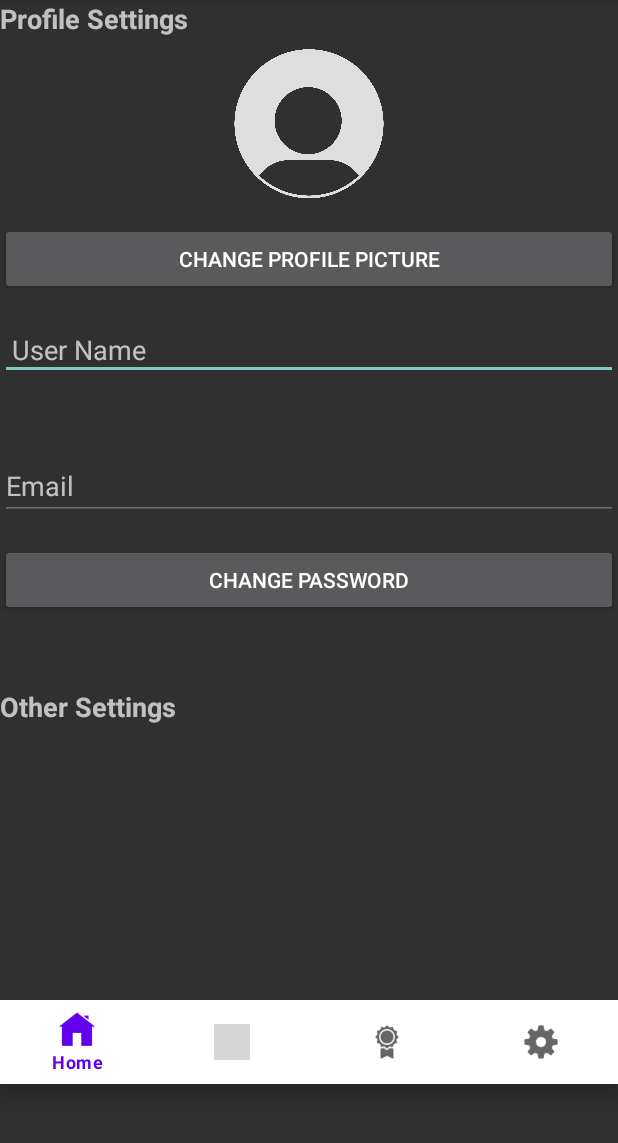
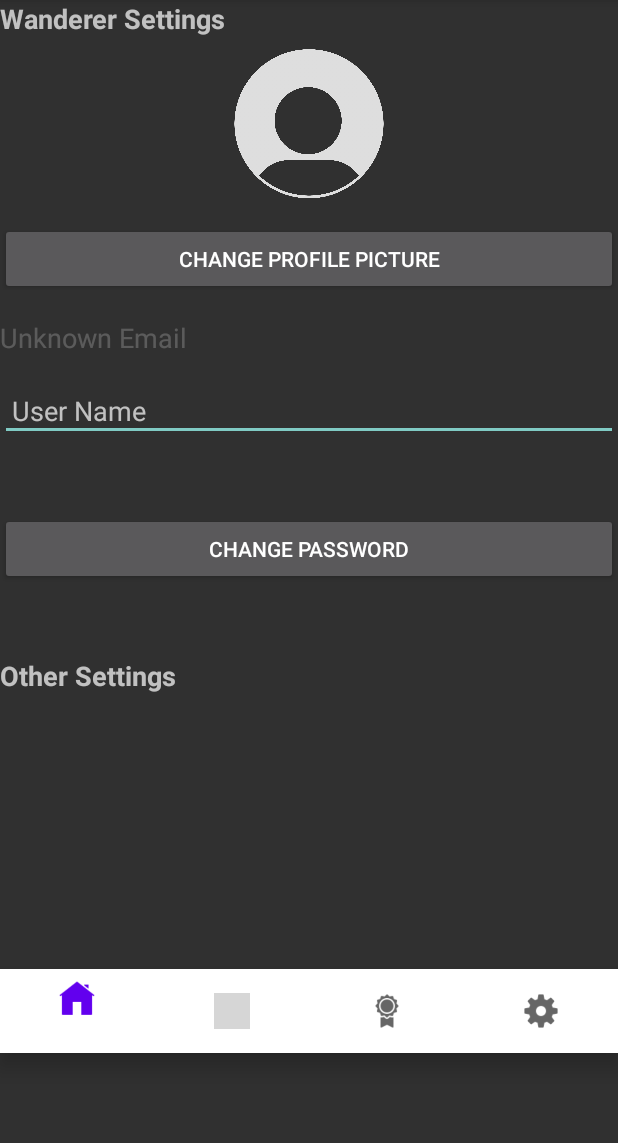
Before and after one commit to jaylinsg/WanderWord_AndroidApp, an Android app: the SettingsActivity screen opened directly, with no data from a screen before it, on a phone screen of 412 x 824 dp, the part 84-1227 px from its top. Run offline under Robolectric (Android 15) with nearby library versions, the phone set to English and light mode, and no system bars; grey boxes are pictures that could not be loaded.

Commit message:
SettingsActivity reflects current user email

```diff
--- a/app/src/main/java/com/bignerdranch/android/wanderword/DatabaseHelper.kt
+++ b/app/src/main/java/com/bignerdranch/android/wanderword/DatabaseHelper.kt
@@ -14,14 +14,12 @@ class DatabaseHelper(context: Context) : SQLiteOpenHelper(context, DATABASE_NAME
 
         const val TABLE_USERS = "users"
         const val COLUMN_ID = "id"
-        const val COLUMN_USERNAME = "username"
         const val COLUMN_EMAIL = "email"
         const val COLUMN_PASSWORD = "password"
 
         // SQL query to create the Users table
         const val CREATE_USERS_TABLE = "CREATE TABLE $TABLE_USERS (" +
                 "$COLUMN_ID INTEGER PRIMARY KEY AUTOINCREMENT," +
-                "$COLUMN_USERNAME TEXT," +
                 "$COLUMN_EMAIL TEXT," +
                 "$COLUMN_PASSWORD TEXT)"
     }
@@ -36,15 +34,19 @@ class DatabaseHelper(context: Context) : SQLiteOpenHelper(context, DATABASE_NAME
         // Handle upgrades, e.g., alter table structure or migrate data
     }
 
-    fun insertUser(username: String, email: String, password: String) {
+    fun insertUser(email: String, password: String): Long {
         val db = writableDatabase
         val values = ContentValues().apply {
-            put(COLUMN_USERNAME, username)
             put(COLUMN_EMAIL, email)
             put(COLUMN_PASSWORD, password)
         }
-        db.insert(TABLE_USERS, null, values)
+
+        // Insert the user into the database and get the generated ID
+        val userId = db.insert(TABLE_USERS, null, values)
+
         db.close()
+
+        return userId
     }
 
     @SuppressLint("Range")
@@ -62,7 +64,6 @@ class DatabaseHelper(context: Context) : SQLiteOpenHelper(context, DATABASE_NAME
         val user = if (cursor != null && cursor.moveToFirst()) {
             User(
                 cursor.getLong(cursor.getColumnIndex(COLUMN_ID)),
-                cursor.getString(cursor.getColumnIndex(COLUMN_USERNAME)),
                 cursor.getString(cursor.getColumnIndex(COLUMN_EMAIL)),
                 cursor.getString(cursor.getColumnIndex(COLUMN_PASSWORD))
             )
@@ -73,4 +74,33 @@ class DatabaseHelper(context: Context) : SQLiteOpenHelper(context, DATABASE_NAME
         db.close()
         return user
     }
+
+    @SuppressLint("Range")
+    fun getUserById(userId: Long): User? {
+        val db = readableDatabase
+        val cursor = db.query(
+            TABLE_USERS,
+            null,
+            "$COLUMN_ID = ?",
+            arrayOf(userId.toString()),
+            null,
+            null,
+            null
+        )
+
+        val user = if (cursor != null && cursor.moveToFirst()) {
+            User(
+                cursor.getLong(cursor.getColumnIndex(COLUMN_ID)),
+                cursor.getString(cursor.getColumnIndex(COLUMN_EMAIL)),
+                cursor.getString(cursor.getColumnIndex(COLUMN_PASSWORD))
+            )
+        } else {
+            null
+        }
+
+        cursor?.close()
+        db.close()
+        return user
+    }
+
 }
--- a/app/src/main/java/com/bignerdranch/android/wanderword/SettingsActivity.kt
+++ b/app/src/main/java/com/bignerdranch/android/wanderword/SettingsActivity.kt
@@ -2,10 +2,19 @@ package com.bignerdranch.android.wanderword
 
 import android.content.Intent
 import android.os.Bundle
+import android.widget.TextView
 import androidx.appcompat.app.AppCompatActivity
 import com.google.android.material.bottomnavigation.BottomNavigationView
 
 class SettingsActivity : AppCompatActivity() {
+
+    // Initiate database
+    private val databaseHelper = DatabaseHelper(this)
+
+    // Store email
+    private lateinit var userEmail: String
+    private var userId: Long = -1
+
 
     override fun onCreate(savedInstanceState: Bundle?) {
         super.onCreate(savedInstanceState)
@@ -32,5 +41,23 @@ class SettingsActivity : AppCompatActivity() {
                 else -> false
             }
         }
+
+        // Retrieve the user ID from the intent
+        userId = intent.getLongExtra("userId", -1)
+
+        // Get user's email from the database
+        userEmail = getUserEmailFromDatabase() // Implement this function to retrieve the email
+
+        // Use userEmail to display the user's email in the UI
+        val textViewEmail: TextView = findViewById(R.id.textViewEmail)
+        textViewEmail.text = userEmail
+
+    }
+
+    private fun getUserEmailFromDatabase(): String {
+        // Retrieve the user's email from the database using the user's ID
+        val user = databaseHelper.getUserById(userId)
+
+        return user?.email ?: "Unknown Email"
     }
 }
--- a/app/src/main/java/com/bignerdranch/android/wanderword/User.kt
+++ b/app/src/main/java/com/bignerdranch/android/wanderword/User.kt
@@ -2,7 +2,6 @@ package com.bignerdranch.android.wanderword
 
 data class User (
     val id: Long,
-    val username: String,
     val email: String,
     val password: String
 )
--- a/app/src/main/res/layout/activity_settings.xml
+++ b/app/src/main/res/layout/activity_settings.xml
@@ -34,6 +34,17 @@
         android:text="@string/change_profile_picture"
         android:layout_marginBottom="16dp"/>
 
+    <!-- Email -->
+    <TextView
+        android:id="@+id/textViewEmail"
+        android:layout_width="match_parent"
+        android:layout_height="wrap_content"
+        android:hint="@string/email"
+        android:layout_marginBottom="16dp"
+        android:textSize="18sp"
+        android:enabled="false"/> <!-- Email is not editable in settings -->
+
+
     <!-- User Name -->
     <EditText
         android:id="@+id/editTextUserName"
@@ -43,16 +54,6 @@
         android:inputType="text"
         android:layout_marginBottom="48dp"
         android:padding="8dp"/>
-
-    <!-- Email -->
-    <EditText
-        android:id="@+id/editTextEmail"
-        android:layout_width="match_parent"
-        android:layout_height="wrap_content"
-        android:hint="@string/email"
-        android:inputType="textEmailAddress"
-        android:layout_marginBottom="16dp"
-        android:enabled="false"/> <!-- Email is not editable in settings -->
 
     <!-- Change Password Button -->
     <Button
--- a/app/src/main/res/values/strings.xml
+++ b/app/src/main/res/values/strings.xml
@@ -13,17 +13,17 @@
     <string name="login">Login</string>
 
     <!-- For Bottom Nav in HomeActivity -->
-    <string name="settings">Settings</string>
-    <string name="friends">Friends</string>
-    <string name="collection">Collection</string>
-    <string name="home">Home</string>
+    <string name="settings"></string>
+    <string name="friends"></string>
+    <string name="collection"></string>
+    <string name="home"></string>
 
     <!-- For SettingActivity -->
     <string name="change_profile_picture">Change Profile Picture</string>
     <string name="user_name">User Name</string>
     <string name="change_password">Change Password</string>
     <string name="other_settings">Other Settings</string>
-    <string name="profile_settings">Profile Settings</string>
+    <string name="profile_settings">Wanderer Settings</string>
 
     <!-- For LocationDetailActivity/GameFragment -->
     <string name="location_description_template">Description of %s</string>
@@ -32,7 +32,7 @@
     <string name="check">Check</string>
     <string name="enter_your_guess">Enter your guess</string>
     <string name="check_guess">Check Guess</string>
-    <string name="instructions">Guess The Word To Win A Prize!\n(Click For Instructions) </string>
+    <string name="instructions">Guess The Word To Win A Wander Gem!\n(Click For Instructions) </string>
     <string name="congratulations_message">Congratulations You Won!</string>
 
 </resources>
```
Also changed, not shown: app/src/main/java/com/bignerdranch/android/wanderword/MainActivity.kt (+11 -15 lines).
